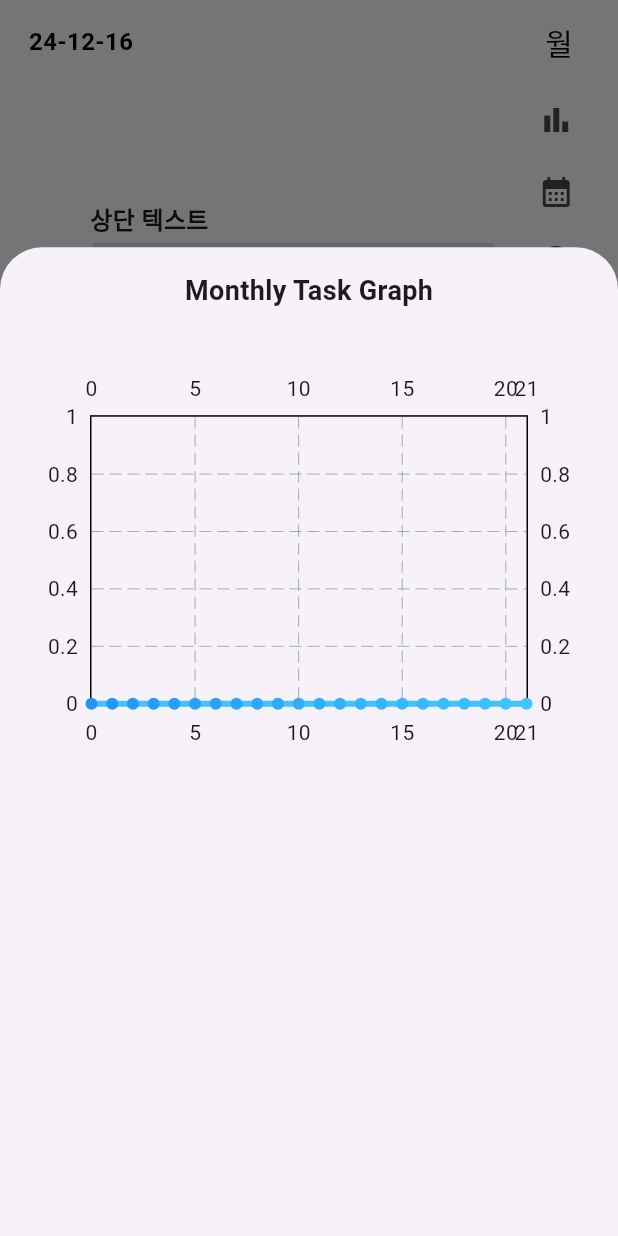
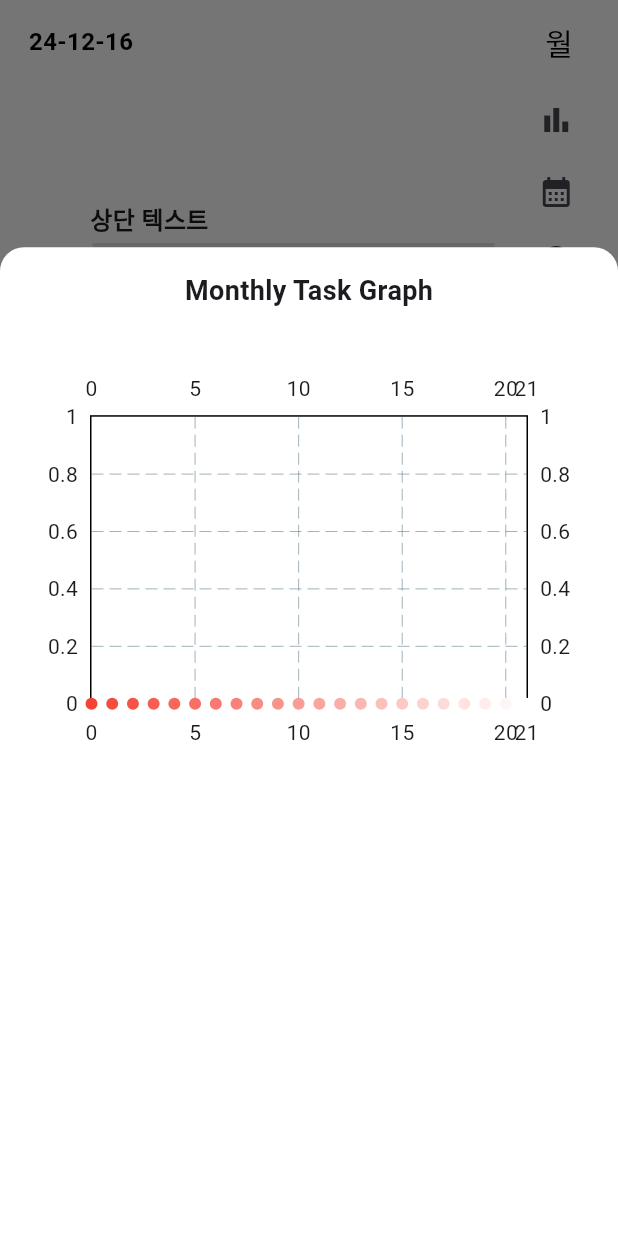
Before and after one commit to qoranreh/climb_leaf2, a Flutter app: the screen it shows after launch, after a tap on the "bar chart" icon, on a phone screen of 412 x 824 dp. Run offline on Flutter 3.47's test engine with Material 3 defaults, Android fonts, the phone set to English and light mode, and no system bars; drawn by our look-alikes of fl_chart; our stand-ins replace cloud_firestore, firebase_core, table_calendar; accounts and stored records are empty.

Commit message:
Theme.dart 추가

```diff
--- a/lib/calendar_page.dart
+++ b/lib/calendar_page.dart
@@ -70,7 +70,7 @@ class _CalendarPageState extends State<CalendarPage> {
           },
           calendarStyle: const CalendarStyle(
             todayDecoration: BoxDecoration(
-              color: Colors.blueAccent,
+              color: Colors.black12,
               shape: BoxShape.circle,
             ),
             selectedDecoration: BoxDecoration(
--- a/lib/main.dart
+++ b/lib/main.dart
@@ -4,6 +4,7 @@ import 'package:intl/date_symbol_data_local.dart';
 import 'timetable_page.dart';
 import 'calendar_page.dart';
 import 'package:firebase_core/firebase_core.dart';
+import 'theme.dart';
 
 void main() async {
   WidgetsFlutterBinding.ensureInitialized();
@@ -26,27 +27,7 @@ class MyApp extends StatelessWidget {
   Widget build(BuildContext context) {
     return MaterialApp(
       debugShowCheckedModeBanner: false,
-        theme: ThemeData(
-          dialogBackgroundColor: Colors.white,
-          elevatedButtonTheme: ElevatedButtonThemeData(
-            style: ElevatedButton.styleFrom(
-              backgroundColor: Colors.white, // 버튼 배경색
-              foregroundColor: Colors.black, // 버튼 텍스트 색상
-              textStyle: const TextStyle(fontSize: 16), // 텍스트 스타일
-            ),
-          ),
-          textButtonTheme: TextButtonThemeData(
-            style: TextButton.styleFrom(
-              foregroundColor: Colors.black, // TextButton 텍스트 색상
-            ),
-          ),
-          appBarTheme: AppBarTheme(
-            backgroundColor: Colors.white, // 모든 AppBar의 배경색
-            foregroundColor: Colors.black, // 모든 AppBar의 텍스트 및 아이콘 색상
-          ),
-          primarySwatch: Colors.grey, // 앱 전체 색상을 변경
-          scaffoldBackgroundColor: Colors.white, // Scaffold의 기본 배경색 변경
-        ),
+      theme: appTheme(),
       home: const SplashScreen(), // 초기 화면을 SplashScreen으로 설정
     );
   }
--- /dev/null
+++ b/lib/theme.dart
@@ -0,0 +1,41 @@
+import 'package:flutter/material.dart';
+
+ThemeData appTheme() {
+  return ThemeData(
+    bottomSheetTheme: BottomSheetThemeData(
+      backgroundColor: Colors.white, // 기본 배경색
+
+      shape: RoundedRectangleBorder( // 모서리 둥글게
+        borderRadius: BorderRadius.vertical(top: Radius.circular(16.0)),
+      ),
+      elevation: 8.0, // 그림자 높이
+    ),
+    floatingActionButtonTheme: FloatingActionButtonThemeData(
+      backgroundColor: Colors.white, // 기본 배경색
+      foregroundColor: Colors.black, // 아이콘 및 텍스트 색상
+      elevation: 8.0, // 기본 그림자 높이
+      shape: RoundedRectangleBorder( // 버튼 모양
+        borderRadius: BorderRadius.circular(12.0), // 둥근 모서리
+      ),
+    ),
+    dialogBackgroundColor: Colors.white,
+    elevatedButtonTheme: ElevatedButtonThemeData(
+      style: ElevatedButton.styleFrom(
+        backgroundColor: Colors.white, // 버튼 배경색
+        foregroundColor: Colors.black, // 버튼 텍스트 색상
+        textStyle: const TextStyle(fontSize: 16), // 텍스트 스타일
+      ),
+    ),
+    textButtonTheme: TextButtonThemeData(
+      style: TextButton.styleFrom(
+        foregroundColor: Colors.black, // TextButton 텍스트 색상
+      ),
+    ),
+    appBarTheme: const AppBarTheme(
+      backgroundColor: Colors.white, // 모든 AppBar의 배경색
+      foregroundColor: Colors.black, // 모든 AppBar의 텍스트 및 아이콘 색상
+    ),
+    primarySwatch: Colors.grey, // 앱 전체 색상
+    scaffoldBackgroundColor: Colors.white, // Scaffold의 기본 배경색
+  );
+}
--- a/lib/timetable_page.dart
+++ b/lib/timetable_page.dart
@@ -241,14 +241,14 @@ class _TimetablePageState extends State<TimetablePage> {
                         },
                         style: ElevatedButton.styleFrom(
                           backgroundColor: selectedTask == task
-                              ? Colors.blue
-                              : Colors.grey[300],
+                              ? Colors.white
+                              : Colors.black,
                         ),
                         child: Text(
                           task,
                           style: TextStyle(
                             color: selectedTask == task
-                                ? Colors.white
+                                ? Colors.red
                                 : Colors.black,
                           ),
                         ),
@@ -274,7 +274,7 @@ class _TimetablePageState extends State<TimetablePage> {
                             spots: _generateSpots(),
                             isCurved: true,
                             gradient: LinearGradient(
-                              colors: [Colors.blue, Colors.lightBlueAccent],
+                              colors: [Colors.red, Colors.white],
                               begin: Alignment.topCenter,
                               end: Alignment.bottomCenter,
                             ),
```
